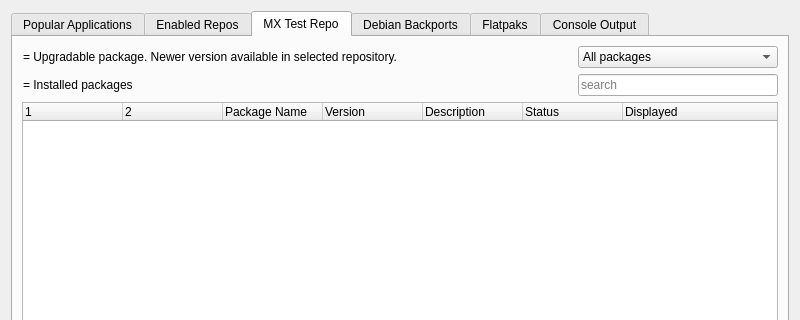
This is mainwindow.ui in AdrianTM/mx-packageinstaller as Qt 5 draws it before an edit; both pictures show x 0 to 800 and y 0 to 320 of the 800 by 600 pixel window. The edited form follows.
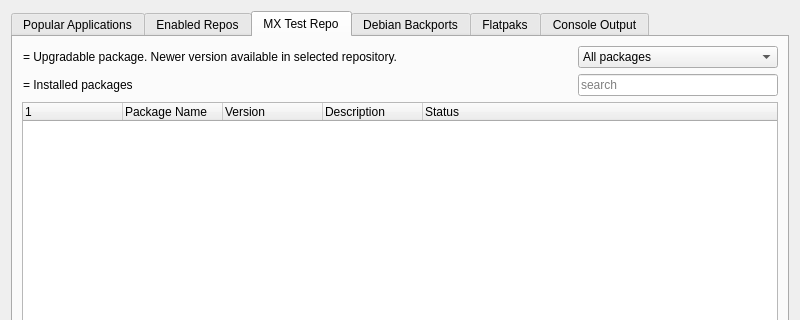
This is the edited form. The open tabs and pages were chosen to show the change. Icons and pictures are not drawn.

The edit to the form file:
```diff
--- a/mainwindow.ui
+++ b/mainwindow.ui
@@ -648,11 +648,6 @@
            <string notr="true"/>
           </property>
          </column>
-         <column>
-          <property name="text">
-           <string/>
-          </property>
-         </column>
          <column>
           <property name="text">
            <string>Package Name</string>
@@ -673,11 +668,6 @@
            <string notr="true">Status</string>
           </property>
          </column>
-         <column>
-          <property name="text">
-           <string notr="true">Displayed</string>
-          </property>
-         </column>
         </widget>
        </item>
        <item row="0" column="4">
```
Left out of the diff: 28 changed lines with no effect on the pictures.
